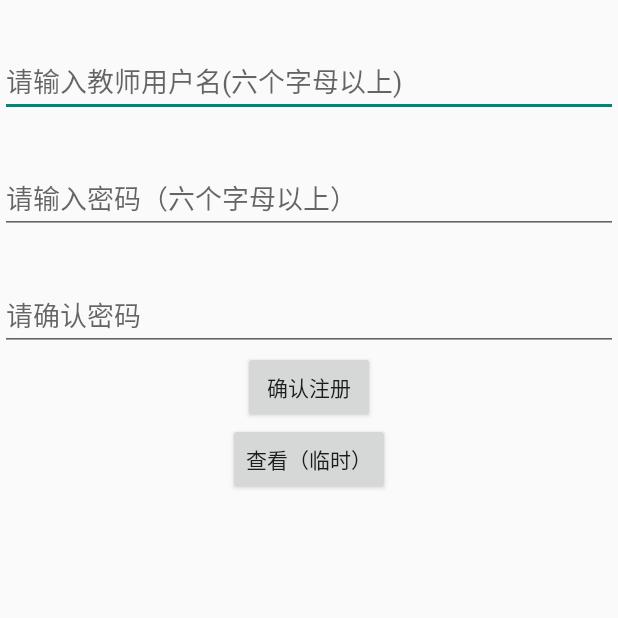
After one commit to Weeb-killer/WeTestAdvanced, an Android app: the teacher_zhuce screen opened directly, with no data from a screen before it, on a phone screen of 412 x 824 dp, the top half of it. The commit adds this screen. Run offline under Robolectric (Android 15) with nearby library versions, the phone set to English and light mode, and no system bars.

Commit message:
新增教师数据库，教师注册系统
务必删掉软件再重新运行

```diff
--- /dev/null
+++ b/app/src/main/java/com/example/cognitive_diagnosis_app/teacher_zhuce.java
@@ -0,0 +1,94 @@
+package com.example.cognitive_diagnosis_app;
+
+import androidx.appcompat.app.AppCompatActivity;
+
+import android.annotation.SuppressLint;
+import android.content.ContentValues;
+import android.database.Cursor;
+import android.database.sqlite.SQLiteDatabase;
+import android.os.Bundle;
+import android.view.View;
+import android.widget.Button;
+import android.widget.EditText;
+import android.widget.TextView;
+import android.widget.Toast;
+
+import java.util.ArrayList;
+
+public class teacher_zhuce extends AppCompatActivity {
+
+
+    private EditText tetName,tetPassw,etConfirmPass;
+    private Button tbtConfirm,tbtbt;
+    private MyDatabaseHelper dbHelper;
+    private TextView ttextView;
+
+    @Override
+    protected void onCreate(Bundle savedInstanceState) {
+        super.onCreate(savedInstanceState);
+        setContentView(R.layout.activity_teacher_zhuce);
+
+        tetName=findViewById(R.id.tec_et1_register_username);
+        tetPassw=findViewById(R.id.tec_et2_register_password);
+        etConfirmPass=findViewById(R.id.tec_et3_register_confirmPassw);
+        tbtConfirm=findViewById(R.id.tec_bt1_register);
+        tbtbt=findViewById(R.id.tec_bt1_register22);
+        ttextView=findViewById(R.id.tec_tv);
+        dbHelper=new MyDatabaseHelper(teacher_zhuce.this,"student.db",null,1);
+
+        tbtConfirm.setOnClickListener(new View.OnClickListener() {
+            @Override
+            public void onClick(View view) {
+                if (tetName.getText().length()>6 && tetPassw.getText().length()>6){
+                    ArrayList<User> list=dbHelper.tgetAllData();
+                    Boolean registered=false;
+                    for(int i =0;i<list.size();i++){
+                        User user=list.get(i);
+                        if (tetName.getText().toString().equals(user.getName())){
+                            Toast.makeText(teacher_zhuce.this, "该账号已被注册", Toast.LENGTH_SHORT).show();
+                            registered=true;
+                            break;
+                        }
+                    }
+                    if (registered!=true){
+                        if (etConfirmPass.getText().toString().equals(tetPassw.getText().toString())){
+                            SQLiteDatabase db=dbHelper.getWritableDatabase();
+                            ContentValues values=new ContentValues();
+                            values.put("tecName",tetName.getText().toString());
+                            values.put("tecPassword",tetPassw.getText().toString());
+                            db.insert("teacher",null,values);
+                            Toast.makeText(teacher_zhuce.this, "教师已注册成功", Toast.LENGTH_SHORT).show();
+                        }else {
+                            Toast.makeText(teacher_zhuce.this, "两次密码输入不一致", Toast.LENGTH_SHORT).show();
+                        }
+                    }
+                }else {
+                    Toast.makeText(teacher_zhuce.this, "用户名或密码需六字以上", Toast.LENGTH_SHORT).show();
+                }
+            }
+        });
+
+        tbtbt.setOnClickListener(new View.OnClickListener() {
+            @Override
+            public void onClick(View view) {
+                SQLiteDatabase db=dbHelper.getWritableDatabase();
+                Cursor cursor=db.query("teacher",null,null,null,null,null,null);
+                StringBuilder content=new StringBuilder();
+                content.append("id"+"\t\t"+"tecName"+"\t\t"+"password\n");
+                if (cursor.moveToFirst()){
+                    do{
+                        @SuppressLint("Range") String stuId=cursor.getString(cursor.getColumnIndex("id"));
+                        @SuppressLint("Range") String stuName=cursor.getString(cursor.getColumnIndex("tecName"));
+                        @SuppressLint("Range") String password=cursor.getString(cursor.getColumnIndex("tecPassword"));
+                        content.append(stuId+"\t\t"+stuName+"\t\t"+password+"\n");
+                    }while(cursor.moveToNext());
+                }
+                cursor.close();
+                ttextView.setText(content.toString());
+            }
+        });
+
+
+
+    }
+}
--- a/app/src/main/java/com/example/cognitive_diagnosis_app/zhuceActivity.java
+++ b/app/src/main/java/com/example/cognitive_diagnosis_app/zhuceActivity.java
@@ -12,7 +12,6 @@ import android.widget.Button;
 import android.widget.EditText;
 import android.widget.TextView;
 import android.widget.Toast;
-
 import java.util.ArrayList;
 
 public class zhuceActivity extends AppCompatActivity {
--- a/app/src/main/res/layout/activity_teacher_register.xml
+++ b/app/src/main/res/layout/activity_teacher_register.xml
@@ -13,6 +13,7 @@ tools:context=".teacher_register" >
     android:layout_height="50dp" >
 
     <Button
+        android:id="@+id/tSignUp"
         android:layout_width="130dp"
         android:layout_height="match_parent"
         android:textColor="#ffffff"
--- /dev/null
+++ b/app/src/main/res/layout/activity_teacher_zhuce.xml
@@ -0,0 +1,46 @@
+<?xml version="1.0" encoding="utf-8"?>
+<LinearLayout xmlns:android="http://schemas.android.com/apk/res/android"
+    xmlns:app="http://schemas.android.com/apk/res-auto"
+    xmlns:tools="http://schemas.android.com/tools"
+    android:layout_width="match_parent"
+    android:layout_height="match_parent"
+    tools:context=".teacher_zhuce"
+    android:orientation="vertical">
+
+    <EditText
+        android:id="@+id/tec_et1_register_username"
+        android:layout_width="match_parent"
+        android:layout_height="wrap_content"
+        android:hint="请输入教师用户名(六个字母以上)"
+        android:layout_marginTop="30dp"
+        />
+    <EditText
+        android:id="@+id/tec_et2_register_password"
+        android:layout_width="match_parent"
+        android:layout_height="wrap_content"
+        android:hint="请输入密码（六个字母以上）"
+        android:layout_marginTop="30dp"/>
+    <EditText
+        android:id="@+id/tec_et3_register_confirmPassw"
+        android:layout_width="match_parent"
+        android:layout_height="wrap_content"
+        android:hint="请确认密码"
+        android:layout_marginTop="30dp"/>
+    <Button
+        android:id="@+id/tec_bt1_register"
+        android:layout_width="wrap_content"
+        android:layout_height="wrap_content"
+        android:text="确认注册"
+        android:layout_gravity="center"/>
+    <Button
+        android:id="@+id/tec_bt1_register22"
+        android:layout_width="wrap_content"
+        android:layout_height="wrap_content"
+        android:text="查看（临时）"
+        android:layout_gravity="center"/>
+    <TextView
+        android:id="@+id/tec_tv"
+        android:layout_width="wrap_content"
+        android:layout_height="wrap_content"/>
+
+</LinearLayout>
```
Also changed, not shown: app/src/main/AndroidManifest.xml (+10 -10 lines), app/src/main/java/com/example/cognitive_diagnosis_app/MyDatabaseHelper.java (+20 -7 lines), app/src/main/java/com/example/cognitive_diagnosis_app/teacher_register.java (+22 -11 lines).
